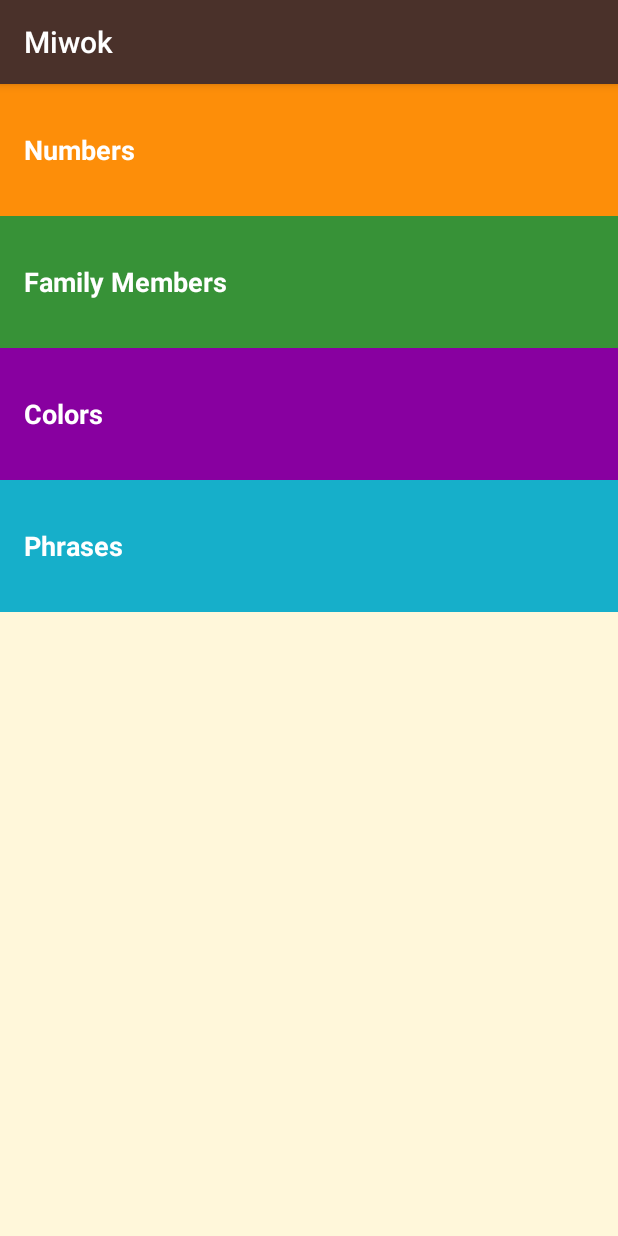
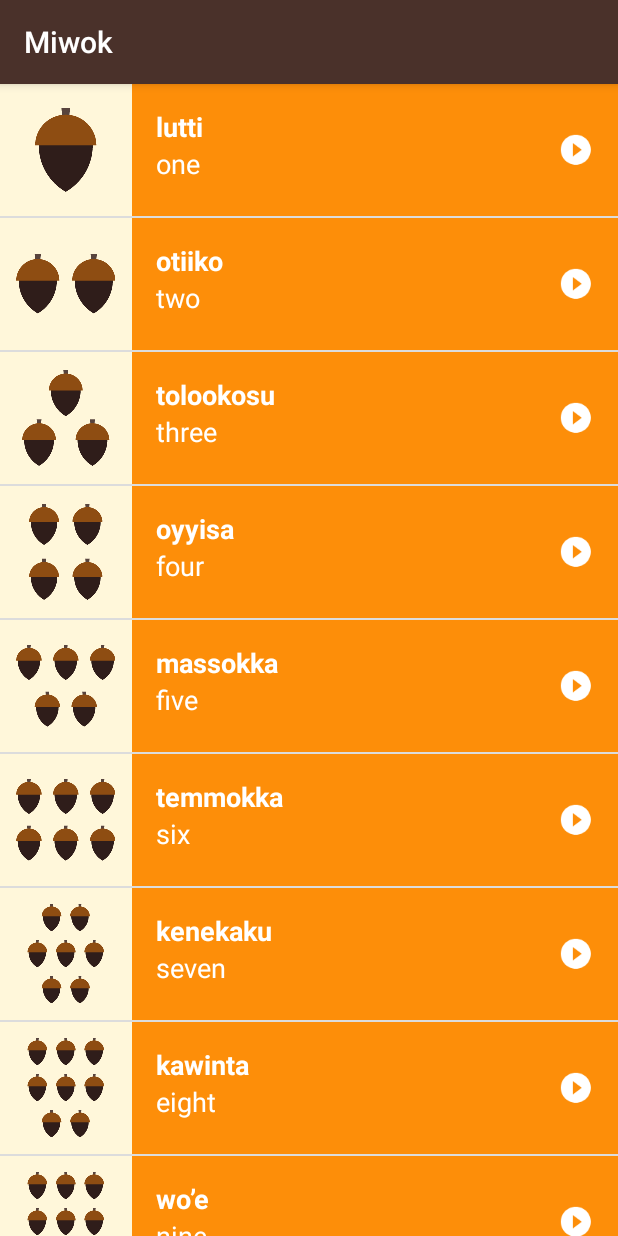
Before and after one commit to shahed21/Miwok, an Android app: the screen it shows after launch (MainActivity), on a phone screen of 412 x 824 dp. Run offline under Robolectric (Android 15) with nearby library versions, the phone set to English and light mode, and no system bars.

Commit message:
ViewPager with Fragments working
Signed-off-by: Shahed Rahim <shahed21@gmail.com>

```diff
--- a/app/src/main/java/com/example/android/miwok/FamilyMembersActivity.java
+++ b/app/src/main/java/com/example/android/miwok/FamilyMembersFragment.java
@@ -1,29 +1,25 @@
 package com.example.android.miwok;
 
-import android.media.MediaPlayer;
-import android.support.v7.app.AppCompatActivity;
 import android.os.Bundle;
 import android.util.Log;
+import android.view.LayoutInflater;
 import android.view.View;
-import android.widget.AdapterView;
-import android.widget.ListView;
-import android.widget.Toast;
+import android.view.ViewGroup;
 
 import java.util.ArrayList;
 
-public class FamilyMembersActivity extends WordCommonActivity {
-    final String LOG_TAG = FamilyMembersActivity.class.getSimpleName();
+public class FamilyMembersFragment extends WordCommonFragment {
+    final String LOG_TAG = FamilyMembersFragment.class.getSimpleName();
     final private int mColorResourceId = R.color.category_family;
     private ArrayList<Word> wordList;
 
     @Override
-    protected void onCreate(Bundle savedInstanceState) {
-        super.onCreate(savedInstanceState);
-        setContentView(R.layout.word_list);
-
-        Log.v(LOG_TAG, "onCreate");
+    public View onCreateView(LayoutInflater inflater, ViewGroup container, Bundle savedInstanceState) {
+        View rootView = inflater.inflate(R.layout.word_list, container, false);
+        Log.v(LOG_TAG, "onCreateView");
         createWordList();
-        finishCreation(this, wordList,mColorResourceId);
+        finishCreation(this, rootView, wordList, mColorResourceId);
+        return rootView;
     }
 
     private void createWordList() {
--- a/app/src/main/java/com/example/android/miwok/MainActivity.java
+++ b/app/src/main/java/com/example/android/miwok/MainActivity.java
@@ -1,6 +1,7 @@
 package com.example.android.miwok;
 
 import android.content.Intent;
+import android.support.v4.view.ViewPager;
 import android.support.v7.app.AppCompatActivity;
 import android.os.Bundle;
 import android.util.Log;
@@ -13,76 +14,93 @@ public class MainActivity extends AppCompatActivity {
     @Override
     protected void onCreate(Bundle savedInstanceState) {
         super.onCreate(savedInstanceState);
+
+        // Set the content of the activity to use the activity_main.xml layout file
         setContentView(R.layout.activity_main);
-        Log.v(LOG_TAG, "onCreate");
 
-        TextView numbers = (TextView)findViewById(R.id.numbers);
-        numbers.setOnClickListener(new View.OnClickListener(){
-            @Override
-            public void onClick(View view) {
-                openNumbersList(view);
-            }
-        });
-        TextView colors = (TextView)findViewById(R.id.colors);
-        colors.setOnClickListener(new View.OnClickListener(){
-            @Override
-            public void onClick(View view) {
-                openColorsList(view);
-            }
-        });
-        TextView familyMembers = (TextView)findViewById(R.id.family);
-        familyMembers.setOnClickListener(new View.OnClickListener(){
-            @Override
-            public void onClick(View view) {
-                openFamilyMembersList(view);
-            }
-        });
-        TextView phrases = (TextView)findViewById(R.id.phrases);
-        phrases.setOnClickListener(new View.OnClickListener(){
-            @Override
-            public void onClick(View view) {
-                openPhrasesList(view);
-            }
-        });
+        // Find the view pager that will allow the user to swipe between fragments
+        ViewPager viewPager = (ViewPager) findViewById(R.id.viewpager);
+
+        // Create an adapter that knows which fragment should be shown on each page
+        SimpleFragmentPagerAdapter adapter = new SimpleFragmentPagerAdapter(getSupportFragmentManager());
+
+        // Set the adapter onto the view pager
+        viewPager.setAdapter(adapter);
     }
 
-    /**
-     * This method handles clicking on Numbers TextView
-     * @param view refering view
-     */
-    public void openNumbersList(View view) {
-        Log.v(LOG_TAG, "openNumbersList");
-        Intent intent = new Intent(this, NumbersActivity.class);
-        startActivity(intent);
-    }
-
-    /**
-     * This method handles clicking on Colors TextView
-     * @param view refering view
-     */
-    public void openColorsList(View view) {
-        Log.v(LOG_TAG, "openColorsList");
-        Intent intent = new Intent(this, ColorsActivity.class);
-        startActivity(intent);
-    }
-
-    /**
-     * This method handles clicking on Phrases TextView
-     * @param view refering view
-     */
-    public void openPhrasesList(View view) {
-        Log.v(LOG_TAG, "openPhrasesList");
-        Intent intent = new Intent(this, PhrasesActivity.class);
-        startActivity(intent);
-    }
-
-    /**
-     * This method handles clicking on Family Members TextView
-     * @param view refering view
-     */
-    public void openFamilyMembersList(View view) {
-        Log.v(LOG_TAG, "openFamilyMembersList");
-        Intent intent = new Intent(this, FamilyMembersActivity.class);
-        startActivity(intent);
-    }
+//    @Override
+//    protected void onCreate(Bundle savedInstanceState) {
+//        super.onCreate(savedInstanceState);
+//        setContentView(R.layout.activity_main);
+//        Log.v(LOG_TAG, "onCreate");
+//
+//        TextView numbers = (TextView)findViewById(R.id.numbers);
+//        numbers.setOnClickListener(new View.OnClickListener(){
+//            @Override
+//            public void onClick(View view) {
+//                openNumbersList(view);
+//            }
+//        });
+//        TextView colors = (TextView)findViewById(R.id.colors);
+//        colors.setOnClickListener(new View.OnClickListener(){
+//            @Override
+//            public void onClick(View view) {
+//                openColorsList(view);
+//            }
+//        });
+//        TextView familyMembers = (TextView)findViewById(R.id.family);
+//        familyMembers.setOnClickListener(new View.OnClickListener(){
+//            @Override
+//            public void onClick(View view) {
+//                openFamilyMembersList(view);
+//            }
+//        });
+//        TextView phrases = (TextView)findViewById(R.id.phrases);
+//        phrases.setOnClickListener(new View.OnClickListener(){
+//            @Override
+//            public void onClick(View view) {
+//                openPhrasesList(view);
+//            }
+//        });
+//    }
+//
+//    /**
+//     * This method handles clicking on Numbers TextView
+//     * @param view refering view
+//     */
+//    public void openNumbersList(View view) {
+//        Log.v(LOG_TAG, "openNumbersList");
+//        Intent intent = new Intent(this, NumbersFragment.class);
+//        startActivity(intent);
+//    }
+//
+//    /**
+//     * This method handles clicking on Colors TextView
+//     * @param view refering view
+//     */
+//    public void openColorsList(View view) {
+//        Log.v(LOG_TAG, "openColorsList");
+//        Intent intent = new Intent(this, ColorsFragment.class);
+//        startActivity(intent);
+//    }
+//
+//    /**
+//     * This method handles clicking on Phrases TextView
+//     * @param view refering view
+//     */
+//    public void openPhrasesList(View view) {
+//        Log.v(LOG_TAG, "openPhrasesList");
+//        Intent intent = new Intent(this, PhrasesFragment.class);
+//        startActivity(intent);
+//    }
+//
+//    /**
+//     * This method handles clicking on Family Members TextView
+//     * @param view refering view
+//     */
+//    public void openFamilyMembersList(View view) {
+//        Log.v(LOG_TAG, "openFamilyMembersList");
+//        Intent intent = new Intent(this, FamilyMembersFragment.class);
+//        startActivity(intent);
+//    }
 }
--- a/app/src/main/java/com/example/android/miwok/NumbersActivity.java
+++ b/app/src/main/java/com/example/android/miwok/NumbersFragment.java
@@ -1,29 +1,25 @@
 package com.example.android.miwok;
 
-import android.media.MediaPlayer;
-import android.support.v7.app.AppCompatActivity;
 import android.os.Bundle;
 import android.util.Log;
+import android.view.LayoutInflater;
 import android.view.View;
-import android.widget.AdapterView;
-import android.widget.ListView;
-import android.widget.Toast;
+import android.view.ViewGroup;
 
 import java.util.ArrayList;
 
-public class NumbersActivity extends WordCommonActivity {
-    final String LOG_TAG = NumbersActivity.class.getSimpleName();
+public class NumbersFragment extends WordCommonFragment {
+    final String LOG_TAG = NumbersFragment.class.getSimpleName();
     final private int mColorResourceId = R.color.category_numbers;
     private ArrayList<Word> wordList;
 
     @Override
-    protected void onCreate(Bundle savedInstanceState) {
-        super.onCreate(savedInstanceState);
-        setContentView(R.layout.word_list);
-
-        Log.v(LOG_TAG, "onCreate");
+    public View onCreateView(LayoutInflater inflater, ViewGroup container, Bundle savedInstanceState) {
+        View rootView = inflater.inflate(R.layout.word_list, container, false);
+        Log.v(LOG_TAG, "onCreateView");
         createWordList();
-        finishCreation(this, wordList,mColorResourceId);
+        finishCreation(this, rootView, wordList, mColorResourceId);
+        return rootView;
     }
 
     private void createWordList() {
--- /dev/null
+++ b/app/src/main/java/com/example/android/miwok/SimpleFragmentPagerAdapter.java
@@ -0,0 +1,30 @@
+package com.example.android.miwok;
+
+import android.support.v4.app.Fragment;
+import android.support.v4.app.FragmentManager;
+import android.support.v4.app.FragmentPagerAdapter;
+
+public class SimpleFragmentPagerAdapter extends FragmentPagerAdapter {
+
+    public SimpleFragmentPagerAdapter(FragmentManager fm) {
+        super(fm);
+    }
+
+    @Override
+    public Fragment getItem(int position) {
+        if (position == 0) {
+            return new NumbersFragment();
+        } else if (position == 1){
+            return new FamilyMembersFragment();
+        } else if (position == 2) {
+            return new ColorsFragment();
+        } else {
+            return new PhrasesFragment();
+        }
+    }
+
+    @Override
+    public int getCount() {
+        return 4;
+    }
+}
--- a/app/src/main/java/com/example/android/miwok/WordAdapter.java
+++ b/app/src/main/java/com/example/android/miwok/WordAdapter.java
@@ -1,6 +1,6 @@
 package com.example.android.miwok;
 
-import android.app.Activity;
+import android.support.v4.app.Fragment;
 import android.support.v4.content.ContextCompat;
 import android.view.LayoutInflater;
 import android.view.View;
@@ -20,15 +20,18 @@ import java.util.ArrayList;
  */
 public class WordAdapter extends ArrayAdapter {
     private int mColorResourceId;
+
     /**
      * This is a constructor that takes the ArrayList of Words to form an ArrayAdapter with a
      * listItem View
-     * @param context
+     *
+     * @param fragment
      * @param words ArrayList of Words
+     * @param colorResourceId
      */
-    public WordAdapter(Activity context, ArrayList<Word> words, int colorResourceId) {
+    public WordAdapter(Fragment fragment, ArrayList<Word> words, int colorResourceId) {
         // resource is zero, because second argument is not used when TextView is not used
-        super(context, 0, words);
+        super(fragment.getContext(), 0, words);
         this.mColorResourceId = colorResourceId;
     }
 
--- a/app/src/main/java/com/example/android/miwok/WordCommonActivity.java
+++ b/app/src/main/java/com/example/android/miwok/WordCommonFragment.java
@@ -1,16 +1,12 @@
 package com.example.android.miwok;
 
-import android.app.Activity;
 import android.media.AudioAttributes;
 import android.media.AudioFocusRequest;
 import android.media.AudioManager;
 import android.media.MediaPlayer;
 import android.os.Build;
-import android.os.Bundle;
-import android.support.v4.app.NavUtils;
-import android.support.v7.app.AppCompatActivity;
+import android.support.v4.app.Fragment;
 import android.util.Log;
-import android.view.MenuItem;
 import android.view.View;
 import android.widget.AdapterView;
 import android.widget.ListView;
@@ -18,29 +14,29 @@ import android.widget.Toast;
 
 import java.util.ArrayList;
 
-public class WordCommonActivity extends AppCompatActivity {
-    final String LOG_TAG = WordCommonActivity.class.getSimpleName();
+public class WordCommonFragment extends Fragment {
+    final String LOG_TAG = WordCommonFragment.class.getSimpleName();
     private MediaPlayer mMediaPlayer;
     private AudioManager mAudioManager;
     private AudioManager.OnAudioFocusChangeListener mAfChangeListener;
 
     @Override
-    protected void onStop() {
+    public void onStop() {
         super.onStop();
         Log.v(LOG_TAG, "onStop");
         releaseMediaPlayer();
     }
 
-    @Override
-    public boolean onOptionsItemSelected(MenuItem item) {
-        switch (item.getItemId()) {
-            // Respond to the action bar's Up/Home button
-            case android.R.id.home:
-                NavUtils.navigateUpFromSameTask(this);
-                return true;
-        }
-        return super.onOptionsItemSelected(item);
-    }
+//    @Override
+//    public boolean onOptionsItemSelected(MenuItem item) {
+//        switch (item.getItemId()) {
+//            // Respond to the action bar's Up/Home button
+//            case android.R.id.home:
+//                NavUtils.navigateUpFromSameTask(this);
+//                return true;
+//        }
+//        return super.onOptionsItemSelected(item);
+//    }
 
     private MediaPlayer.OnCompletionListener mCompletionListener = new MediaPlayer.OnCompletionListener() {
         @Override
@@ -49,10 +45,17 @@ public class WordCommonActivity extends AppCompatActivity {
         }
     };
 
-    protected void finishCreation(Activity activity, ArrayList<Word> wordList, int colorResourceId) {
+    /**
+     * This finishes the creation of the Fragment
+     * @param fragment
+     * @param rootView
+     * @param wordList
+     * @param colorResourceId
+     */
+    protected void finishCreation(Fragment fragment, View rootView, ArrayList<Word> wordList, int colorResourceId) {
         //Crashes when the following statement is uncommented
         //activity.getActionBar().setDisplayHomeAsUpEnabled(true);
-        mAudioManager = (AudioManager) this.getSystemService(this.AUDIO_SERVICE);
+        mAudioManager = (AudioManager) fragment.getActivity().getSystemService(fragment.getActivity().AUDIO_SERVICE);
         mAfChangeListener = new AudioManager.OnAudioFocusChangeListener() {
             @Override
             public void onAudioFocusChange(int focusChange) {
@@ -98,8 +101,10 @@ public class WordCommonActivity extends AppCompatActivity {
                 }
             }
         };
-        WordAdapter adapter = new WordAdapter(activity, wordList, colorResourceId);
-        ListView listView = (ListView) findViewById(R.id.list);
+        WordAdapter adapter = new WordAdapter(fragment, wordList, colorResourceId);
+        Log.d(LOG_TAG, "adapter : "+adapter);
+        ListView listView = (ListView) rootView.findViewById(R.id.list);
+
         listView.setAdapter(adapter);
         listView.setOnItemClickListener(new AdapterView.OnItemClickListener()
         {
--- a/app/src/main/res/layout/activity_main.xml
+++ b/app/src/main/res/layout/activity_main.xml
@@ -1,55 +1,14 @@
-<?xml version="1.0" encoding="utf-8"?>
-<LinearLayout
-    xmlns:android="http://schemas.android.com/apk/res/android"
+<!-- Layout for the main screen -->
+<LinearLayout xmlns:android="http://schemas.android.com/apk/res/android"
     xmlns:tools="http://schemas.android.com/tools"
     android:layout_width="match_parent"
     android:layout_height="match_parent"
-    android:background="@color/tan_background"
     android:orientation="vertical"
     tools:context="com.example.android.miwok.MainActivity">
 
-    <FrameLayout
+    <android.support.v4.view.ViewPager
+        android:id="@+id/viewpager"
         android:layout_width="match_parent"
-        android:layout_height="wrap_content"
-        android:background="@color/category_numbers">
-        <TextView
-            android:id="@+id/numbers"
-            style="@style/CategoryStyle"
-            android:background="?android:attr/selectableItemBackground"
-            android:text="@string/category_numbers" />
-    </FrameLayout>
-
-    <FrameLayout
-        android:background="@color/category_family"
-        android:layout_width="match_parent"
-        android:layout_height="wrap_content">
-        <TextView
-            android:id="@+id/family"
-            style="@style/CategoryStyle"
-            android:background="?android:attr/selectableItemBackground"
-            android:text="@string/category_family" />
-    </FrameLayout>
-
-    <FrameLayout
-        android:background="@color/category_colors"
-        android:layout_width="match_parent"
-        android:layout_height="wrap_content">
-        <TextView
-            android:id="@+id/colors"
-            style="@style/CategoryStyle"
-            android:background="?android:attr/selectableItemBackground"
-            android:text="@string/category_colors" />
-    </FrameLayout>
-
-    <FrameLayout
-        android:background="@color/category_phrases"
-        android:layout_width="match_parent"
-        android:layout_height="wrap_content">
-        <TextView
-            android:id="@+id/phrases"
-            style="@style/CategoryStyle"
-            android:background="?android:attr/selectableItemBackground"
-            android:text="@string/category_phrases" />
-    </FrameLayout>
+        android:layout_height="match_parent" />
 
 </LinearLayout>
```
Also changed, not shown: app/src/main/AndroidManifest.xml (+0 -12 lines), app/src/main/java/com/example/android/miwok/ColorsFragment.java (renamed from app/src/main/java/com/example/android/miwok/ColorsActivity.java, +9 -13 lines), app/src/main/java/com/example/android/miwok/PhrasesFragment.java (renamed from app/src/main/java/com/example/android/miwok/PhrasesActivity.java, +9 -13 lines).
